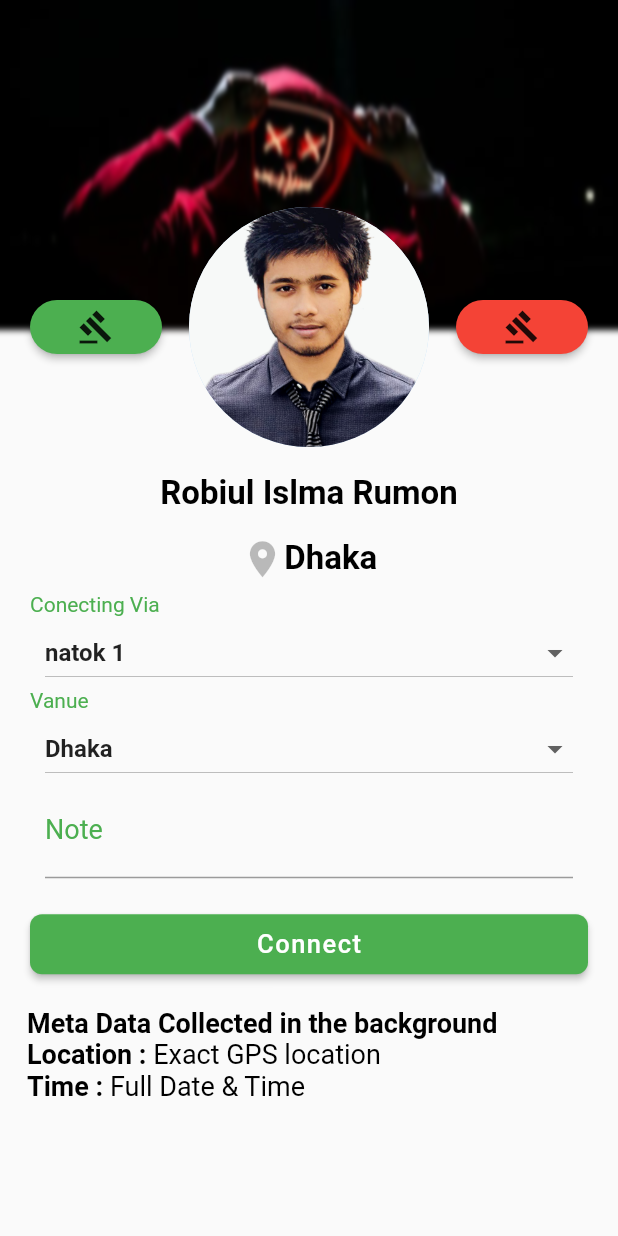
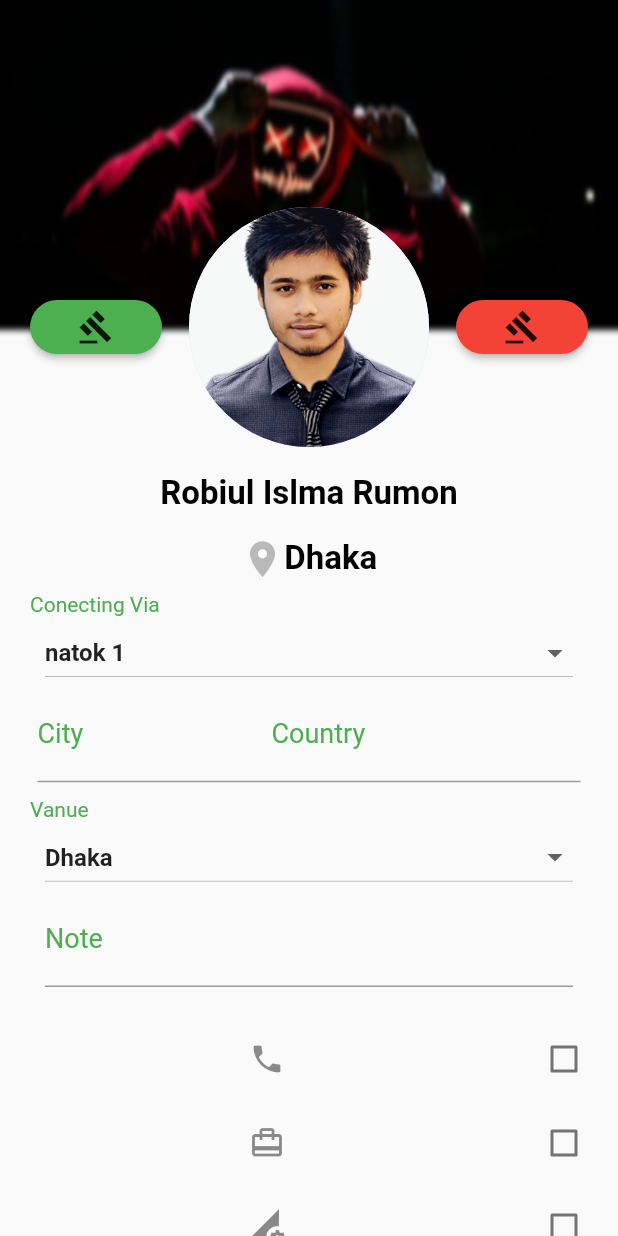
Before and after one commit to islamrumon/flutterProjects, a Flutter app: the screen it shows after launch, on a phone screen of 412 x 824 dp. Run offline on Flutter 3.47's test engine with Material 2 defaults, Android fonts, the phone set to English and light mode, and no system bars; our stand-ins replace animated_text_kit, audioplayers, flutter_spinkit, font_awesome_flutter, geolocator, get_it and 2 more; missing offline and left inert: flutter_pdfview.

Commit message:
Text field Done
Padding > Stak> [Positon >Controller, Controller]

```diff
--- a/work_form/lib/main.dart
+++ b/work_form/lib/main.dart
@@ -181,6 +181,59 @@ class _ContactScreenState extends State<ContactScreen> {
                     value: selectVia,
                   ),
                 ),
+                 Padding(
+                   padding: const EdgeInsets.only(bottom: 10.0,right: 5,left: 5),
+                   child: Stack(
+//                   alignment: Alignment.topRight,
+                      children: <Widget>[
+                        Positioned(
+                          top: 0,
+                          bottom: 0,
+                          left: 0,
+                          right: size.width/2,
+                          child: Container(
+//                          padding: EdgeInsets.symmetric(horizontal: 10.0),
+//                          color: Colors.blueAccent,
+                            child: TextField(
+                              style: TextStyle(
+                                fontSize: 18,
+                              ),
+                              onChanged: (note) {
+                                print(note);
+                              },
+                              decoration: InputDecoration(
+                                labelStyle: TextStyle(color: Colors.green),
+                                labelText: 'City',
+                                focusColor: Colors.black,
+                              ),
+                            ),
+                          ),
+                        ),
+                        Align(
+                          alignment: Alignment.topRight,
+                          child: Container(
+                            width: size.width /2,
+//                          color: Colors.pinkAccent,
+//                          padding: EdgeInsets.symmetric(horizontal: 10.0),
+                            child: TextField(
+                              style: TextStyle(
+                                fontSize: 18,
+                              ),
+                              onChanged: (note) {
+                                print(note);
+                              },
+                              decoration: InputDecoration(
+                                labelStyle: TextStyle(color: Colors.green),
+                                labelText: 'Country',
+                                focusColor: Colors.black,
+                              ),
+                            ),
+                          ),
+                        ),
+                      ],
+                    ),
+                 ),
+
 
                 Text(
                   'Vanue',
@@ -207,7 +260,6 @@ class _ContactScreenState extends State<ContactScreen> {
                     value: selectVenue,
                   ),
                 ),
-
                 //this is note input
                 Container(
                   padding: EdgeInsets.symmetric(horizontal: 10.0),
@@ -230,19 +282,28 @@ class _ContactScreenState extends State<ContactScreen> {
           ),
 
 //           Row(
-//              crossAxisAlignment: CrossAxisAlignment.start,
-//              children: values.keys.map((keys){
-//                return CheckboxListTile(
-//                  onChanged: (bool value){
-//                     setState(() {
-//                       values[keys] = value;
-//                     });
-//                  },
-//                  value: values[keys],
-//                  title: keys,
-//                );
-//              }).toList(),
-//            ),
+//             crossAxisAlignment: CrossAxisAlignment.start,
+//             children: <Widget>[
+//                CheckboxListTile(
+//
+//                ),
+//
+//             ],
+//           ),
+           Column(
+              crossAxisAlignment: CrossAxisAlignment.start,
+              children: values.keys.map((keys){
+                return CheckboxListTile(
+                  onChanged: (bool value){
+                     setState(() {
+                       values[keys] = value;
+                     });
+                  },
+                  value: values[keys],
+                  title: keys,
+                );
+              }).toList(),
+            ),
 
           //todo:button section
           ButtonTheme(
```
